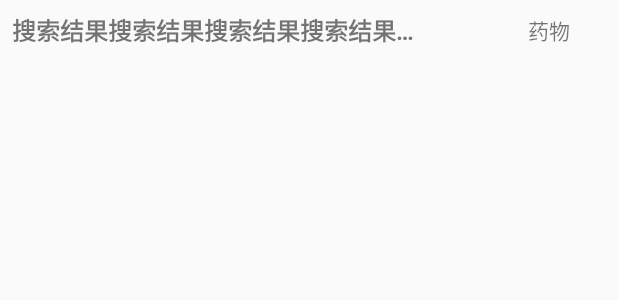
After one commit to yforyoung/ObstetriciansAssistant, an Android app: the layout item_search_list.xml on its own in the app's theme, with its tools: preview values and no code run, on a phone screen of 412 x 824 dp. The commit adds this screen. Shown: the top 300 px of the screen. Run offline under Robolectric (Android 15) with nearby library versions, the phone set to English and light mode, and no system bars.

Commit message:
搜索页面

```diff
--- a/app/build.gradle
+++ b/app/build.gradle
@@ -32,4 +32,7 @@ dependencies {
     androidTestImplementation 'com.android.support.test.espresso:espresso-core:3.0.2'
     implementation 'com.android.support:design:28.0.0'
     implementation 'com.squareup.okhttp3:okhttp:3.10.0'
+
+    /*mediaPlayer解码*/
+    implementation 'com.kk.taurus.playerbase:playerbase:3.3.5'
 }
--- a/app/src/main/AndroidManifest.xml
+++ b/app/src/main/AndroidManifest.xml
@@ -2,6 +2,9 @@
 <manifest xmlns:android="http://schemas.android.com/apk/res/android"
           xmlns:tools="http://schemas.android.com/tools"
           package="com.yyl.obstetriciansassistant">
+
+    <uses-permission android:name="android.permission.INTERNET"/>
+    <uses-permission android:name="android.permission.ACCESS_NETWORK_STATE"/>
 
     <application
             android:allowBackup="true"
--- /dev/null
+++ b/app/src/main/res/drawable/ic_whatshot.xml
@@ -0,0 +1,5 @@
+<vector android:height="24dp" android:tint="#FF7043"
+    android:viewportHeight="24.0" android:viewportWidth="24.0"
+    android:width="24dp" xmlns:android="http://schemas.android.com/apk/res/android">
+    <path android:fillColor="#FF000000" android:pathData="M13.5,0.67s0.74,2.65 0.74,4.8c0,2.06 -1.35,3.73 -3.41,3.73 -2.07,0 -3.63,-1.67 -3.63,-3.73l0.03,-0.36C5.21,7.51 4,10.62 4,14c0,4.42 3.58,8 8,8s8,-3.58 8,-8C20,8.61 17.41,3.8 13.5,0.67zM11.71,19c-1.78,0 -3.22,-1.4 -3.22,-3.14 0,-1.62 1.05,-2.76 2.81,-3.12 1.77,-0.36 3.6,-1.21 4.62,-2.58 0.39,1.29 0.59,2.65 0.59,4.04 0,2.65 -2.15,4.8 -4.8,4.8z"/>
+</vector>
--- /dev/null
+++ b/app/src/main/res/layout/item_search_list.xml
@@ -0,0 +1,25 @@
+<?xml version="1.0" encoding="utf-8"?>
+<RelativeLayout xmlns:android="http://schemas.android.com/apk/res/android"
+                android:orientation="horizontal"
+                android:layout_width="match_parent"
+                android:layout_height="wrap_content">
+    <TextView
+            android:id="@+id/search_name"
+            android:text="搜索结果搜索结果搜索结果搜索结果搜索结果搜索结果搜索结果"
+            android:textStyle="bold"
+            android:maxEms="15"
+            android:maxLines="1"
+            android:ellipsize="end"
+            android:textSize="16sp"
+            android:layout_margin="8dp"
+            android:layout_width="wrap_content"
+            android:layout_height="wrap_content"/>
+    <TextView
+            android:id="@+id/search_type"
+            android:text="药物"
+            android:layout_centerVertical="true"
+            android:layout_marginEnd="32dp"
+            android:layout_alignParentEnd="true"
+            android:layout_width="wrap_content"
+            android:layout_height="wrap_content"/>
+</RelativeLayout>
```
Also changed, not shown: app/src/main/java/com/yyl/obstetriciansassistant/beans/SearchResult.kt (added, +14 -0 lines), app/src/main/java/com/yyl/obstetriciansassistant/model/SearchModel.kt (added, +8 -0 lines), app/src/main/java/com/yyl/obstetriciansassistant/model/SearchModelImpl.kt (added, +35 -0 lines), app/src/main/java/com/yyl/obstetriciansassistant/view/activities/SearchActivity.kt (+67 -0 lines), app/src/main/java/com/yyl/obstetriciansassistant/view/adapter/SearchAdapter.kt (added, +51 -0 lines), app/src/main/java/com/yyl/obstetriciansassistant/view/fragments/TVFragment.kt (added, +18 -0 lines), app/src/main/res/layout/activity_search.xml (+70 -7 lines), app/src/main/res/values/arrays.xml (added, +10 -0 lines), 2 other files.
